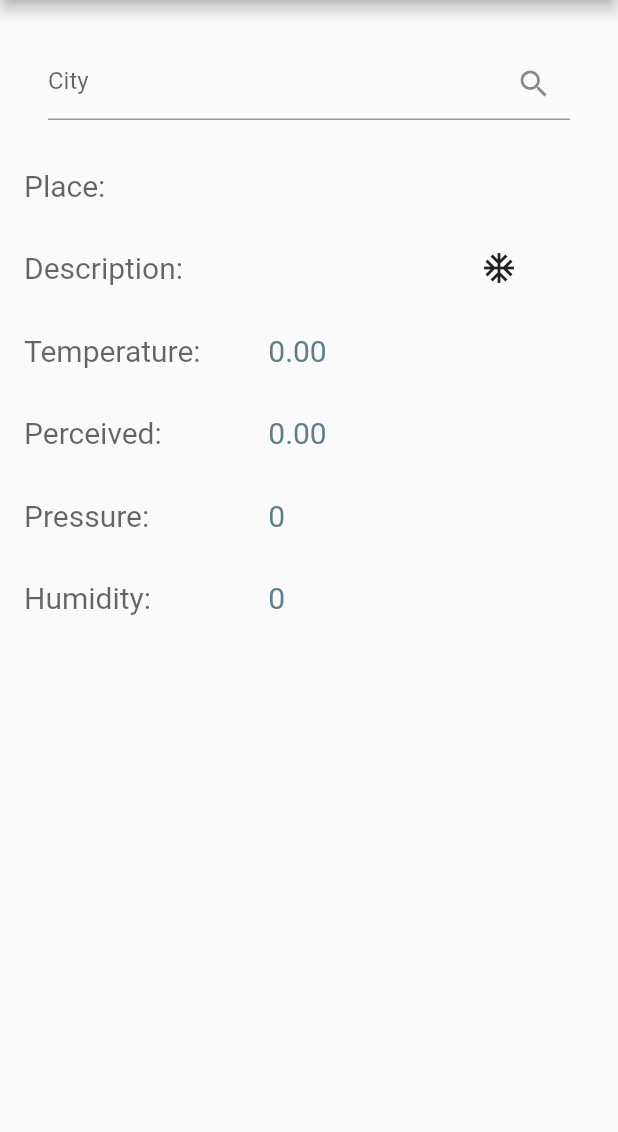
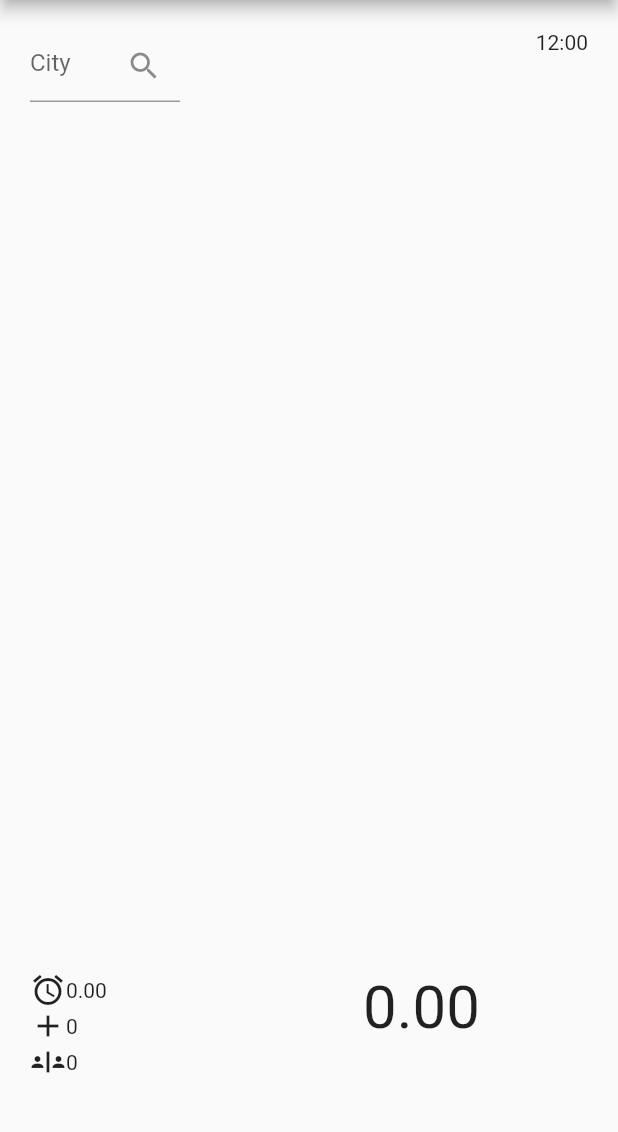
Before and after one commit to pamanac/WeatherApp, a Flutter app: the WeatherScreen screen opened directly, on a phone screen of 412 x 824 dp, the part 84-1216 px from its top. Run offline on Flutter 3.47's test engine with Material 2 defaults, Android fonts, the light colour scheme and no system bars; our stand-ins replace shared_preferences; accounts and stored records are empty.

Commit message:
Positioning for weather page

```diff
--- a/lib/screens/weather_screen.dart
+++ b/lib/screens/weather_screen.dart
@@ -17,39 +17,95 @@ class _WeatherScreenState extends State<WeatherScreen> {
     return Scaffold(
         appBar: AppBar(title: Text("Weather")),
         body: Padding(
-            padding: EdgeInsets.all(16),
-            child: ListView(
+            padding: EdgeInsets.all(20),
+            child: Stack(
               children: [
-                Padding(
-                  padding: EdgeInsets.all(16),
+                Align(
+                  child: Container(
+                      width: 100.0,
                       child: TextField(
                           controller: txtPlace,
                           decoration: InputDecoration(
                               hintText: "City",
                               suffixIcon: IconButton(
-                              icon: Icon(Icons.search), onPressed: getData))),
+                                  icon: Icon(Icons.search),
+                                  onPressed: getData)))),
+                  alignment: Alignment.topLeft,
                 ),
-                weatherRow('Place: ', result.name),
-                Row(
+                Align(
+                  child: Text("12:00"),
+                  alignment: Alignment.topRight,
+                ),
+                Align(
+                  child: Container(
+                      height: 100.0,
+                      width: 300.0,
+                      child: ListView(
                         children: [
-                    Expanded(
-                        flex: 2,
-                        child: weatherRow('Description: ', result.description)),
-                    Expanded(
-                      flex: 1,
-                      child: result.description == "Clouds" //To improve
-                          ? Icon(Icons.cloud)
-                          : Icon(Icons.ac_unit),
+                          //weatherRow('Perceived: ', result.perceived.toStringAsFixed(2)),
+                          Row(children: [
+                            Icon(Icons.access_alarm),
+                            Text(result.perceived.toStringAsFixed(2))
+                          ]),
+
+                          //weatherRow('Pressure: ', result.pressure.toString()),
+                          Row(children: [
+                            Icon(Icons.add_sharp),
+                            Text(result.pressure.toString())
+                          ]),
+
+                          //weatherRow('Humidity: ', result.humidity.toString()),
+                          Row(children: [
+                            Icon(Icons.safety_divider),
+                            Text(result.humidity.toString())
+                          ]),
+                        ],
+                      )),
+                  alignment: Alignment.bottomLeft,
+                ),
+                Align(
+                  child: Container(
+                      width: 150.0,
+                      height: 100.0,
+                      child: //weatherRow(
+                          //'', result.temperature.toStringAsFixed(2))
+                          Text(result.temperature.toStringAsFixed(2),
+                              style: TextStyle(fontSize: 40))),
+                  alignment: Alignment.bottomRight,
+                ),
+                Center(
+                  child: Column(
+                    crossAxisAlignment: CrossAxisAlignment.center,
+                    mainAxisAlignment: MainAxisAlignment.center,
+                    children: [
+                      result.description == ""
+                          ? Text('')
+                          : Icon(fetchIcon(result.description)),
+                      Text(result.description)
+                    ],
+                  ),
                 )
               ],
-                ),
+            )));
+    /*
+          Padding(
+          padding: EdgeInsets.all(16)
+          */
+    /*
+          TextField(
+                    controller: txtPlace,
+                    decoration: InputDecoration(
+                        hintText: "City",
+                        suffixIcon: IconButton(
+                            icon: Icon(Icons.search), onPressed: getData)))
+          */
+    /*weatherRow('Place: ', result.name),
+                weatherRow('Description: ', result.description),
                 weatherRow(
                     'Temperature: ', result.temperature.toStringAsFixed(2)),
                 weatherRow('Perceived: ', result.perceived.toStringAsFixed(2)),
                 weatherRow('Pressure: ', result.pressure.toString()),
-                weatherRow('Humidity: ', result.humidity.toString()),
-              ],
-            )));
+                weatherRow('Humidity: ', result.humidity.toString()), */
   }
 
   Future getData() async {
@@ -84,3 +140,12 @@ class _WeatherScreenState extends State<WeatherScreen> {
     return row;
   }
 }
+
+IconData fetchIcon(String type) {
+  switch (type) {
+    case "Clouds":
+      return Icons.cloud;
+    default:
+      return Icons.ice_skating;
+  }
+}
```
Lines whose indentation alone changed are shown as unchanged.
